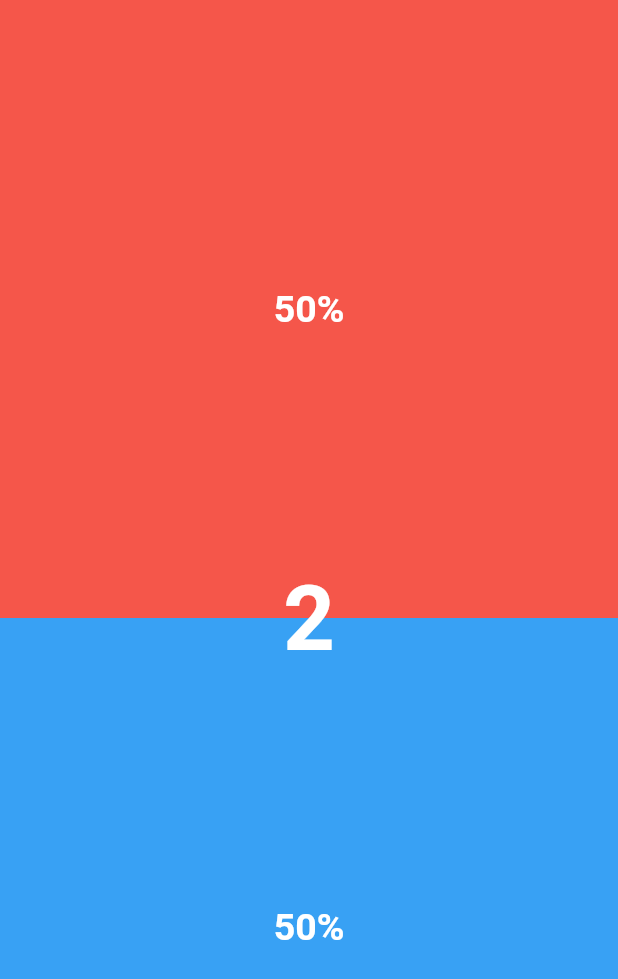
After one commit to hamza-sabri/game_hub, a Flutter app: the FingersBattle screen opened by its route, on a phone screen of 412 x 824 dp. The commit adds this screen. Shown: the top 979 px of the screen. Run offline on Flutter 3.47's test engine with Material 2 defaults, Android fonts, the phone set to English and light mode, and no system bars; our stand-ins replace get.

Commit message:
adding fingers battle game to the hub

```diff
--- /dev/null
+++ b/lib/controllers/count_down.dart
@@ -0,0 +1,23 @@
+import 'package:get/get.dart';
+
+class CountDownController extends GetxController {
+  final RxInt countingValue = 3.obs;
+  final countingWidth = Get.size.width.obs;
+  final countingHeight = Get.size.height.obs;
+
+  CountDownController(int countFrom) {
+    countingValue.value = countFrom;
+    startCounting();
+  }
+
+  void startCounting() async {
+    // await _player.setFilePath('lib/ass ets/spacetoon.mp3');
+    // _player.play();
+    while (countingValue.value > 0) {
+      await 1.delay();
+      countingValue.value--;
+    }
+    countingWidth.value = 0;
+    countingHeight.value = 0;
+  }
+}
--- a/lib/modules/game.dart
+++ b/lib/modules/game.dart
@@ -1,4 +1,4 @@
 class Game {
-  final image, name;
-  const Game(this.image, this.name);
+  final String image, name, pageRoute;
+  const Game(this.image, this.name, this.pageRoute);
 }
--- a/lib/modules/languages.dart
+++ b/lib/modules/languages.dart
@@ -10,6 +10,8 @@ class Messages extends Translations {
           'tick tack toe': 'tick tack toe',
           'memory': 'memory',
           'rock paper scissors': 'rock paper scissors',
+          'The winner in the epic war is': 'The winner in the epic war is',
+          'Play again!': 'Play again!',
         },
         'ar': {
           'Game Hub': 'مجمع الألعاب',
@@ -17,7 +19,9 @@ class Messages extends Translations {
           'fingers battle': 'معركة الاصابع',
           'tick tack toe': 'اكس اوه',
           'memory': 'الذاكرة',
-          'rock paper scissors': 'حجر ورقة مقص'
+          'rock paper scissors': 'حجر ورقة مقص',
+          'The winner in the epic war is': 'الفائز في هذه الحرب الملحمية هو ',
+          'Play again!': 'العب مرة اخرى!'
         }
       };
 }
--- a/lib/modules/text_styles.dart
+++ b/lib/modules/text_styles.dart
@@ -3,8 +3,25 @@ import 'package:flutter/material.dart';
 class TextStyles {
   static TextStyle gameNameStyle(double cardDimension) {
     return TextStyle(
-        color: Colors.white,
-        fontSize: cardDimension / 10,
-        fontWeight: FontWeight.bold);
+      color: Colors.white,
+      fontSize: cardDimension / 10,
+      fontWeight: FontWeight.bold,
+    );
+  }
+
+  static TextStyle fingersBattlePercentage() {
+    return TextStyle(
+      color: Colors.white,
+      fontSize: 25,
+      fontWeight: FontWeight.bold,
+    );
+  }
+
+  static TextStyle countDown() {
+    return TextStyle(
+      color: Colors.white,
+      fontSize: 60,
+      fontWeight: FontWeight.bold,
+    );
   }
 }
--- /dev/null
+++ b/lib/views/fingers-battle/fingers_battle.dart
@@ -0,0 +1,67 @@
+import 'package:flutter/material.dart';
+import 'package:game_hub/controllers/count_down.dart';
+import 'package:game_hub/controllers/fingers_battle.dart';
+import 'package:game_hub/modules/text_styles.dart';
+import 'package:get/get.dart';
+
+class FingersBattle extends StatelessWidget {
+  final controller = Get.find<FingersBattleController>();
+  final countDownController = Get.find<CountDownController>();
+  @override
+  Widget build(context) {
+    return Scaffold(
+        body: Stack(
+      children: [
+        Wrap(
+          children: [
+            Obx(() => _player(Colors.red)),
+            Obx(() => _player(Colors.blue))
+          ],
+        ),
+        _countDown()
+      ],
+    ));
+  }
+
+  Widget _player(MaterialColor color) {
+    return GestureDetector(
+      onTap: () =>
+          (color == Colors.red) ? controller.play(1) : controller.play(2),
+      child: AnimatedContainer(
+        duration: Duration(milliseconds: 200),
+        width: Get.size.width,
+        height: (color == Colors.red)
+            ? controller.firstPlayer.value
+            : controller.secondPlayer.value,
+        color: color,
+        child: Center(
+          child: Text(
+            (color == Colors.red)
+                ? '${controller.firstScore.value.toString()}%'
+                : '${controller.secondScore.value.toString()}%',
+            style: TextStyles.fingersBattlePercentage(),
+          ),
+        ),
+      ),
+    );
+  }
+
+  Widget _countDown() {
+    return Positioned(
+      child: Obx(
+        () => AnimatedContainer(
+          width: countDownController.countingWidth.value,
+          height: countDownController.countingHeight.value,
+          duration: Duration(milliseconds: 0),
+          color: Colors.white.withOpacity(.1),
+          child: Center(
+            child: Text(
+              '${countDownController.countingValue.value}',
+              style: TextStyles.countDown(),
+            ),
+          ),
+        ),
+      ),
+    );
+  }
+}
--- a/pubspec.yaml
+++ b/pubspec.yaml
@@ -35,6 +35,12 @@ dependencies:
   # Use with the CupertinoIcons class for iOS style icons.
   cupertino_icons: ^1.0.2
   get:
+  flutter_launcher_icons:
+
+flutter_icons:
+  android: "launcher_icon"
+  ios: true
+  image_path: "lib/assets/icon/game_hub.jpg"
 
 dev_dependencies:
   flutter_test:
```
Also changed, not shown: lib/bindings/fingers_battle.dart (added, +11 -0 lines), lib/controllers/fingers_battle.dart (added, +58 -0 lines), lib/main.dart (+8 -1 lines), lib/modules/constants.dart (added, +19 -0 lines), lib/utilites/constants.dart (deleted, +0 -12 lines), lib/views/game_card.dart (+13 -4 lines), lib/views/home.dart (+14 -5 lines), lib/assets/icon/game_hub.jpg (added), lib/assets/icon/game_hub.png (added), pubspec.lock, 24 other files.
